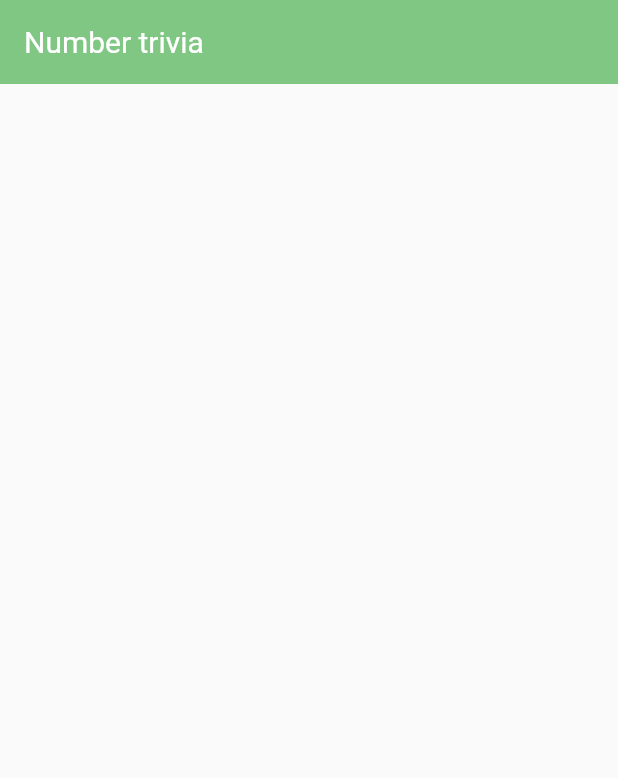
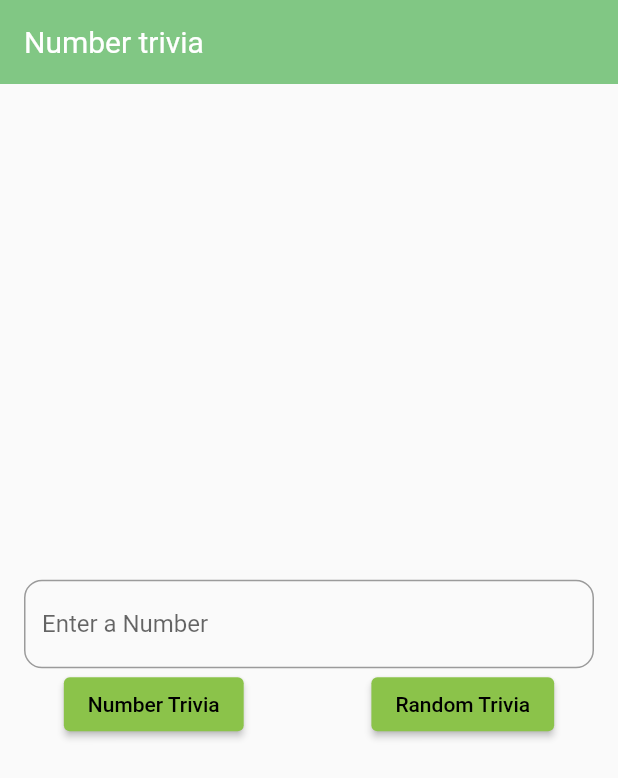
Before and after one commit to PrabeshPP/Flutter-CleanArchitecture, a Flutter app: the screen it shows after launch, on a phone screen of 412 x 824 dp. Shown: the top 778 px of the screen. Run offline on Flutter 3.47's test engine with Material 2 defaults, Android fonts, the phone set to English and light mode, and no system bars; our stand-ins replace dartz, equatable.

Commit message:
UI for Number Trivia

```diff
--- a/tdd/lib/features/number_trivia/presentation/pages/app_view.dart
+++ b/tdd/lib/features/number_trivia/presentation/pages/app_view.dart
@@ -9,6 +9,31 @@ class HomePage extends StatelessWidget {
       appBar: AppBar(
         title:const Text("Number trivia"),
       ),
+      body: Column(
+        mainAxisAlignment: MainAxisAlignment.center,
+        children: [
+          Padding(
+            padding: const EdgeInsets.only(left: 16.0,right: 16.0),
+            child: TextFormField(
+              keyboardType: TextInputType.number,
+              decoration:const  InputDecoration(
+                hintText: "Enter a Number",
+                border: OutlineInputBorder(
+                  borderRadius:BorderRadius.all(Radius.circular(12.0))
+                )
+              ),
+            ),
+          ),
+          Row(
+            crossAxisAlignment: CrossAxisAlignment.center,
+            mainAxisAlignment: MainAxisAlignment.spaceAround,
+            children: [
+              ElevatedButton(onPressed: (){}, child:const  Text("Number Trivia")),
+              ElevatedButton(onPressed: (){}, child: const Text("Random Trivia"))
+            ],
+          )
+        ],
+      ),
     );
   }
 }
```
